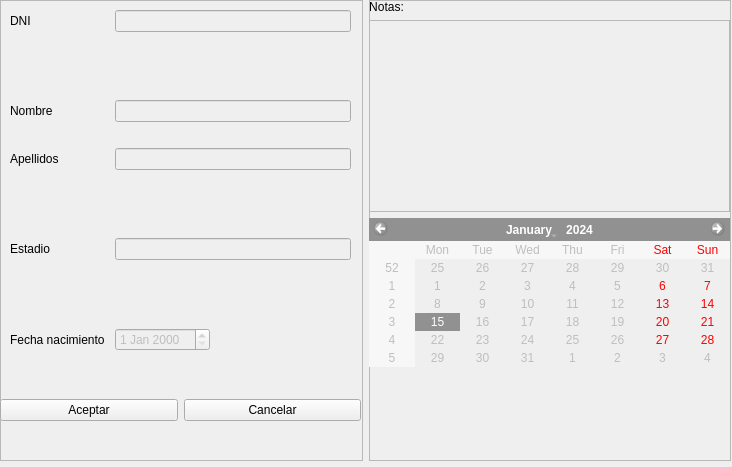
First picture: the form in GUI/UIs/pacients_widget.ui, repository Drahness/Parkingson, before the edit.
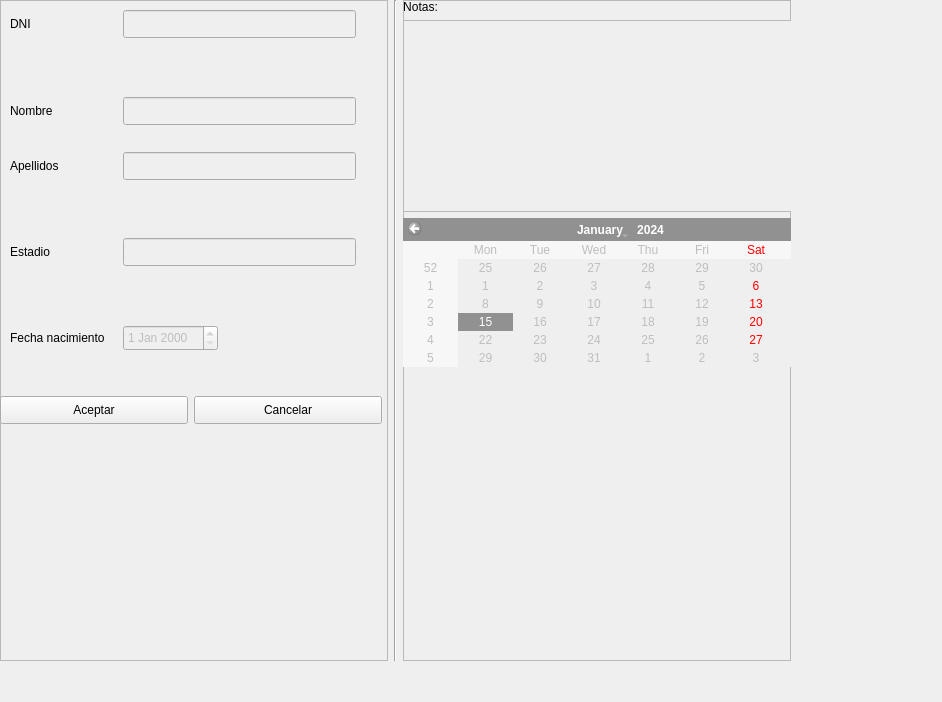
Second picture: the form after the edit.

Diff of the .ui file:
```diff
--- a/GUI/UIs/pacients_widget.ui
+++ b/GUI/UIs/pacients_widget.ui
@@ -6,8 +6,8 @@
    <rect>
     <x>0</x>
     <y>0</y>
-    <width>732</width>
-    <height>467</height>
+    <width>942</width>
+    <height>702</height>
    </rect>
   </property>
   <property name="windowTitle">
@@ -18,8 +18,8 @@
     <rect>
      <x>0</x>
      <y>0</y>
-     <width>731</width>
-     <height>461</height>
+     <width>791</width>
+     <height>661</height>
     </rect>
    </property>
    <layout class="QHBoxLayout" name="horizontalLayout">
@@ -39,7 +39,7 @@
         <rect>
          <x>0</x>
          <y>0</y>
-         <width>361</width>
+         <width>366</width>
          <height>361</height>
         </rect>
        </property>
@@ -67,6 +67,12 @@
         </property>
         <item row="0" column="0">
          <widget class="QLabel" name="label">
+          <property name="minimumSize">
+           <size>
+            <width>23</width>
+            <height>28</height>
+           </size>
+          </property>
           <property name="text">
            <string>DNI</string>
           </property>
@@ -77,23 +83,41 @@
           <property name="enabled">
            <bool>false</bool>
           </property>
+          <property name="minimumSize">
+           <size>
+            <width>228</width>
+            <height>28</height>
+           </size>
+          </property>
          </widget>
         </item>
-        <item row="2" column="1">
-         <spacer name="verticalSpacer">
-          <property name="orientation">
-           <enum>Qt::Vertical</enum>
+        <item row="1" column="1">
+         <widget class="QLabel" name="error_dni">
+          <property name="enabled">
+           <bool>true</bool>
           </property>
-          <property name="sizeHint" stdset="0">
+          <property name="minimumSize">
            <size>
-            <width>20</width>
-            <height>10</height>
+            <width>8</width>
+            <height>15</height>
            </size>
           </property>
-         </spacer>
+          <property name="styleSheet">
+           <string notr="true">color:red</string>
+          </property>
+          <property name="text">
+           <string/>
+          </property>
+         </widget>
         </item>
         <item row="3" column="0">
          <widget class="QLabel" name="label_2">
+          <property name="minimumSize">
+           <size>
+            <width>49</width>
+            <height>28</height>
+           </size>
+          </property>
           <property name="text">
            <string>Nombre</string>
           </property>
@@ -104,10 +128,38 @@
           <property name="enabled">
            <bool>false</bool>
           </property>
+          <property name="minimumSize">
+           <size>
+            <width>228</width>
+            <height>28</height>
+           </size>
+          </property>
+         </widget>
+        </item>
+        <item row="4" column="1">
+         <widget class="QLabel" name="error_nombre">
+          <property name="minimumSize">
+           <size>
+            <width>8</width>
+            <height>15</height>
+           </size>
+          </property>
+          <property name="styleSheet">
+           <string notr="true">color:red</string>
+          </property>
+          <property name="text">
+           <string/>
+          </property>
          </widget>
         </item>
         <item row="5" column="0">
          <widget class="QLabel" name="label_3">
+          <property name="minimumSize">
+           <size>
+            <width>56</width>
+            <height>28</height>
+           </size>
+          </property>
           <property name="text">
            <string>Apellidos</string>
           </property>
@@ -118,6 +170,28 @@
           <property name="enabled">
            <bool>false</bool>
           </property>
+          <property name="minimumSize">
+           <size>
+            <width>228</width>
+            <height>28</height>
+           </size>
+          </property>
+         </widget>
+        </item>
+        <item row="6" column="1">
+         <widget class="QLabel" name="error_apellidos">
+          <property name="minimumSize">
+           <size>
+            <width>8</width>
+            <height>15</height>
+           </size>
+          </property>
+          <property name="styleSheet">
+           <string notr="true">color:red</string>
+          </property>
+          <property name="text">
+           <string/>
+          </property>
          </widget>
         </item>
         <item row="7" column="1">
@@ -135,6 +209,12 @@
         </item>
         <item row="8" column="0">
          <widget class="QLabel" name="label_4">
+          <property name="minimumSize">
+           <size>
+            <width>44</width>
+            <height>28</height>
+           </size>
+          </property>
           <property name="text">
            <string>Estadio</string>
           </property>
@@ -145,6 +225,12 @@
           <property name="enabled">
            <bool>false</bool>
           </property>
+          <property name="minimumSize">
+           <size>
+            <width>228</width>
+            <height>28</height>
+           </size>
+          </property>
          </widget>
         </item>
         <item row="9" column="1">
@@ -160,8 +246,30 @@
           </property>
          </spacer>
         </item>
+        <item row="10" column="1">
+         <widget class="QLabel" name="error_estadio">
+          <property name="minimumSize">
+           <size>
+            <width>8</width>
+            <height>15</height>
+           </size>
+          </property>
+          <property name="styleSheet">
+           <string notr="true">color:red</string>
+          </property>
+          <property name="text">
+           <string/>
+          </property>
+         </widget>
+        </item>
         <item row="11" column="0">
          <widget class="QLabel" name="label_5">
+          <property name="minimumSize">
+           <size>
+            <width>103</width>
+            <height>26</height>
+           </size>
+          </property>
           <property name="text">
            <string>Fecha nacimiento</string>
           </property>
@@ -172,65 +280,64 @@
           <property name="enabled">
            <bool>false</bool>
           </property>
-         </widget>
-        </item>
-        <item row="1" column="1">
-         <widget class="QLabel" name="error_dni">
-          <property name="enabled">
-           <bool>true</bool>
+          <property name="minimumSize">
+           <size>
+            <width>85</width>
+            <height>26</height>
+           </size>
           </property>
-          <property name="styleSheet">
-           <string notr="true">color:red</string>
-          </property>
-          <property name="text">
-           <string/>
-          </property>
          </widget>
         </item>
-        <item row="6" column="1">
-         <widget class="QLabel" name="error_apellidos">
-          <property name="styleSheet">
-           <string notr="true">color:red</string>
+        <item row="2" column="1">
+         <spacer name="verticalSpacer">
+          <property name="orientation">
+           <enum>Qt::Vertical</enum>
           </property>
-          <property name="text">
-           <string/>
+          <property name="sizeHint" stdset="0">
+           <size>
+            <width>20</width>
+            <height>10</height>
+           </size>
           </property>
-         </widget>
-        </item>
-        <item row="4" column="1">
-         <widget class="QLabel" name="error_nombre">
-          <property name="styleSheet">
-           <string notr="true">color:red</string>
-          </property>
-          <property name="text">
-           <string/>
-          </property>
-         </widget>
-        </item>
-        <item row="10" column="1">
-         <widget class="QLabel" name="error_estadio">
-          <property name="styleSheet">
-           <string notr="true">color:red</string>
-          </property>
-          <property name="text">
-           <string/>
-          </property>
-         </widget>
+         </spacer>
         </item>
        </layout>
+       <zorder>label</zorder>
+       <zorder>dni_field</zorder>
+       <zorder>label_2</zorder>
+       <zorder>nombre_field</zorder>
+       <zorder>label_3</zorder>
+       <zorder>label_4</zorder>
+       <zorder>estadio_field</zorder>
+       <zorder>label_5</zorder>
+       <zorder>nacimiento_field</zorder>
+       <zorder>error_dni</zorder>
+       <zorder>error_apellidos</zorder>
+       <zorder>error_nombre</zorder>
+       <zorder>error_estadio</zorder>
+       <zorder>apellidos_field</zorder>
+       <zorder>verticalSpacer_2</zorder>
+       <zorder>verticalSpacer_3</zorder>
+       <zorder>verticalSpacer</zorder>
       </widget>
       <widget class="QWidget" name="horizontalLayoutWidget_2">
        <property name="geometry">
         <rect>
          <x>0</x>
          <y>370</y>
-         <width>361</width>
+         <width>382</width>
          <height>80</height>
         </rect>
        </property>
        <layout class="QHBoxLayout" name="optionalLayout">
         <item>
          <widget class="QPushButton" name="accept_button">
+          <property name="minimumSize">
+           <size>
+            <width>177</width>
+            <height>28</height>
+           </size>
+          </property>
           <property name="text">
            <string>Aceptar</string>
           </property>
@@ -238,6 +345,12 @@
         </item>
         <item>
          <widget class="QPushButton" name="cancel_button">
+          <property name="minimumSize">
+           <size>
+            <width>176</width>
+            <height>28</height>
+           </size>
+          </property>
           <property name="text">
            <string>Cancelar</string>
           </property>
@@ -247,8 +360,21 @@
       </widget>
      </widget>
     </item>
+    <item>
+     <widget class="Line" name="line">
+      <property name="orientation">
+       <enum>Qt::Vertical</enum>
+      </property>
+     </widget>
+    </item>
     <item>
      <widget class="QFrame" name="frame_2">
+      <property name="minimumSize">
+       <size>
+        <width>0</width>
+        <height>0</height>
+       </size>
+      </property>
       <property name="frameShape">
        <enum>QFrame::StyledPanel</enum>
       </property>
@@ -260,8 +386,8 @@
         <rect>
          <x>0</x>
          <y>0</y>
-         <width>361</width>
-         <height>451</height>
+         <width>434</width>
+         <height>441</height>
         </rect>
        </property>
        <layout class="QFormLayout" name="formLayout_2">
@@ -306,6 +432,9 @@
      </widget>
     </item>
    </layout>
+   <zorder>frame_2</zorder>
+   <zorder>frame</zorder>
+   <zorder>line</zorder>
   </widget>
  </widget>
  <resources/>
```
